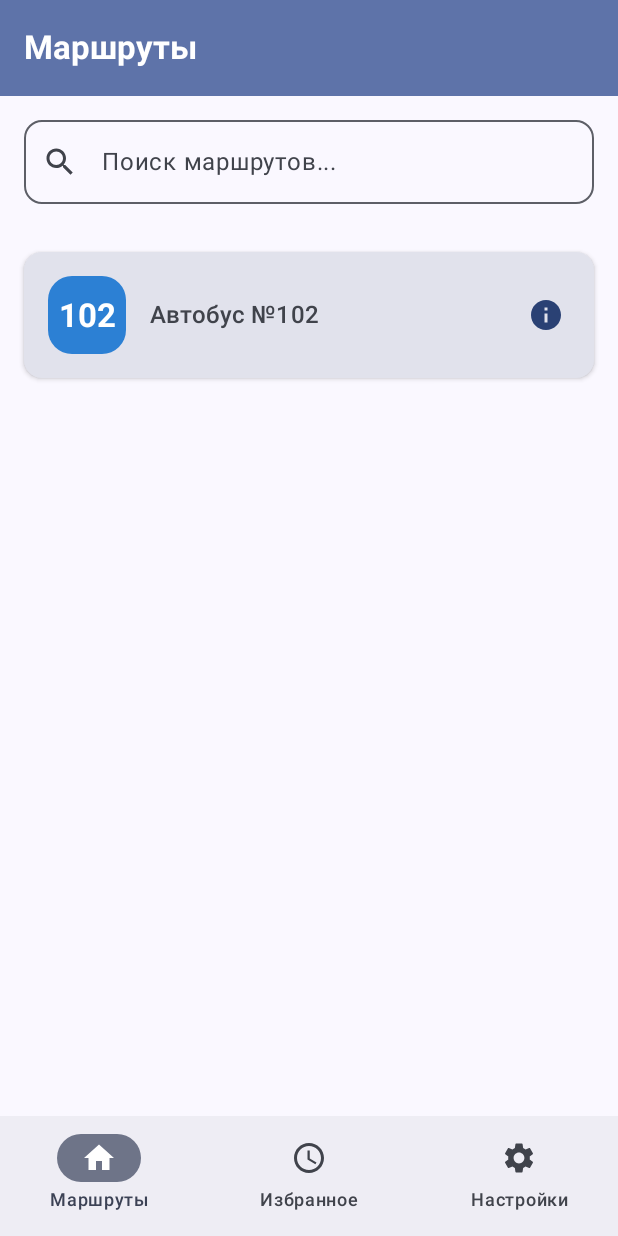
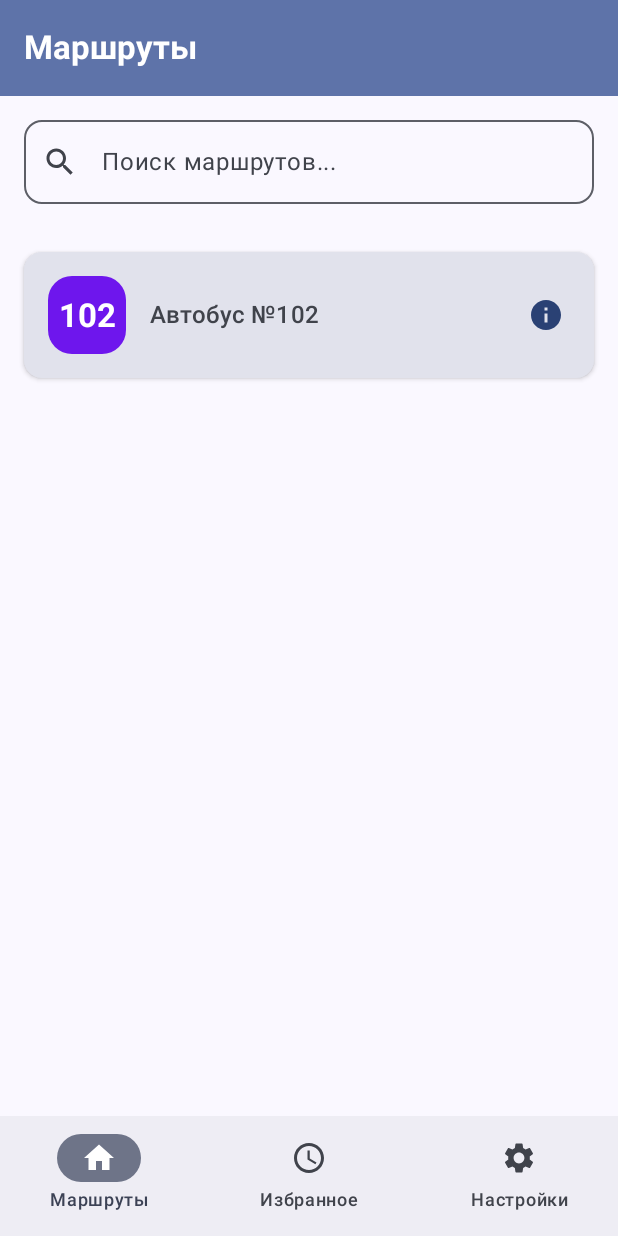
Before and after one commit to VseMirka200/lets_go_slavgorod, an Android app built with Jetpack Compose: the screen it shows after launch (MainActivity), on a phone screen of 412 x 824 dp. Run offline under Robolectric (Android 15) with nearby library versions, the light colour scheme and no system bars; our stand-ins replace Room's generated code.

Commit message:
correction №2

```diff
--- a/app/src/main/java/com/example/slavgorodbus/BusApplication.kt
+++ b/app/src/main/java/com/example/slavgorodbus/BusApplication.kt
@@ -1,5 +1,91 @@
 package com.example.slavgorodbus
 
 import android.app.Application
+import android.util.Log
+import com.example.slavgorodbus.notifications.NotificationHelper
+import kotlinx.coroutines.CoroutineScope
+import kotlinx.coroutines.Dispatchers
+import kotlinx.coroutines.SupervisorJob
+import kotlinx.coroutines.flow.firstOrNull
+import kotlinx.coroutines.launch
 
-class BusApplication : Application()
+class BusApplication : Application() {
+
+    private val applicationScope = CoroutineScope(SupervisorJob() + Dispatchers.IO)
+
+    override fun onCreate() {
+        super.onCreate()
+        Log.d("BusApplication", "Application onCreate() called")
+
+        // Initialize notification channel
+        NotificationHelper.createNotificationChannel(this)
+
+        // Reschedule alarms for active favorite times
+        rescheduleAlarmsOnStartup()
+    }
+
+    private fun rescheduleAlarmsOnStartup() {
+        applicationScope.launch {
+            try {
+                Log.d("BusApplication", "Starting alarm rescheduling on app startup")
+
+                val database = com.example.slavgorodbus.data.local.AppDatabase.getDatabase(this@BusApplication)
+                val favoriteTimeDao = database.favoriteTimeDao()
+
+                val favoriteTimeEntities = favoriteTimeDao.getAllFavoriteTimes().firstOrNull() ?: emptyList()
+
+                Log.d("BusApplication", "Found ${favoriteTimeEntities.size} favorite times in database")
+
+                var rescheduledCount = 0
+                favoriteTimeEntities
+                    .filter { it.isActive }
+                    .forEach { entity ->
+                        try {
+                            val route = getRouteById(entity.routeId)
+                            val favoriteTime = com.example.slavgorodbus.data.model.FavoriteTime(
+                                id = entity.id,
+                                routeId = entity.routeId,
+                                routeNumber = route?.routeNumber ?: "N/A",
+                                routeName = route?.name ?: "Неизвестный маршрут",
+                                stopName = entity.stopName,
+                                departureTime = entity.departureTime,
+                                dayOfWeek = entity.dayOfWeek,
+                                departurePoint = entity.departurePoint,
+                                isActive = entity.isActive
+                            )
+
+                            com.example.slavgorodbus.notifications.AlarmScheduler.scheduleAlarm(this@BusApplication, favoriteTime)
+                            rescheduledCount++
+                            Log.d("BusApplication", "Rescheduled alarm for favorite time: ${entity.id}")
+                        } catch (e: Exception) {
+                            Log.e("BusApplication", "Error rescheduling alarm for favorite time: ${entity.id}", e)
+                        }
+                    }
+
+                Log.i("BusApplication", "Successfully rescheduled $rescheduledCount out of ${favoriteTimeEntities.size} favorite times on startup")
+
+            } catch (e: Exception) {
+                Log.e("BusApplication", "Error during alarm rescheduling on startup", e)
+            }
+        }
+    }
+
+    private fun getRouteById(routeId: String): com.example.slavgorodbus.data.model.BusRoute? {
+        // This is a simplified version - in a real app, you might want to store routes in database too
+        return try {
+            com.example.slavgorodbus.data.model.BusRoute(
+                id = routeId,
+                routeNumber = routeId,
+                name = "Автобус №$routeId",
+                description = "Маршрут",
+                travelTime = "~40 минут",
+                pricePrimary = "38₽ город / 55₽ межгород",
+                paymentMethods = "Нал. / Безнал.",
+                color = "#FF6200EE"
+            )
+        } catch (e: Exception) {
+            Log.e("BusApplication", "Error creating route object for ID: $routeId", e)
+            null
+        }
+    }
+}
--- a/app/src/main/java/com/example/slavgorodbus/MainActivity.kt
+++ b/app/src/main/java/com/example/slavgorodbus/MainActivity.kt
@@ -1,6 +1,8 @@
 package com.example.slavgorodbus
 
 import android.Manifest
+import android.app.AlarmManager
+import android.content.Context
 import android.content.pm.PackageManager
 import android.os.Build
 import android.os.Bundle
@@ -63,12 +65,30 @@ class MainActivity : ComponentActivity() {
                 PackageManager.PERMISSION_GRANTED
             ) {
                 Log.d("MainActivity", "Notification permission already granted.")
+                // Check for exact alarm permission on Android 12+
+                checkExactAlarmPermission()
             } else if (shouldShowRequestPermissionRationale(Manifest.permission.POST_NOTIFICATIONS)) {
                 Log.i("MainActivity", "Showing rationale for notification permission. Launching permission request again.")
                 requestPermissionLauncher.launch(Manifest.permission.POST_NOTIFICATIONS)
             } else {
                 Log.d("MainActivity", "Requesting notification permission.")
                 requestPermissionLauncher.launch(Manifest.permission.POST_NOTIFICATIONS)
+            }
+        } else {
+            // For older versions, check exact alarm permission
+            checkExactAlarmPermission()
+        }
+    }
+
+    private fun checkExactAlarmPermission() {
+        if (Build.VERSION.SDK_INT >= Build.VERSION_CODES.S) {
+            val alarmManager = getSystemService(Context.ALARM_SERVICE) as? AlarmManager
+            val canScheduleExact = alarmManager?.canScheduleExactAlarms() ?: false
+            Log.i("MainActivity", "Can schedule exact alarms: $canScheduleExact")
+
+            if (!canScheduleExact) {
+                Log.w("MainActivity", "Exact alarm permission not granted. User needs to enable it in settings.")
+                // You could show a dialog here to guide the user to settings
             }
         }
     }
--- a/app/src/main/java/com/example/slavgorodbus/data/local/AppDatabase.kt
+++ b/app/src/main/java/com/example/slavgorodbus/data/local/AppDatabase.kt
@@ -6,11 +6,13 @@ import androidx.room.Room
 import androidx.room.RoomDatabase
 import com.example.slavgorodbus.data.local.dao.FavoriteTimeDao
 import com.example.slavgorodbus.data.local.entity.FavoriteTimeEntity
+import kotlinx.coroutines.asExecutor
 
 @Database(
     entities = [FavoriteTimeEntity::class],
     version = 3,
-    exportSchema = false
+    exportSchema = false,
+    autoMigrations = []
 )
 abstract class AppDatabase : RoomDatabase() {
 
@@ -28,6 +30,9 @@ abstract class AppDatabase : RoomDatabase() {
                     "bus_app_database"
                 )
                     .fallbackToDestructiveMigration()
+                    .enableMultiInstanceInvalidation()
+                    .setQueryExecutor(kotlinx.coroutines.Dispatchers.IO.asExecutor())
+                    .setTransactionExecutor(kotlinx.coroutines.Dispatchers.IO.asExecutor())
                     .build()
                 INSTANCE = instance
                 instance
--- a/app/src/main/java/com/example/slavgorodbus/data/local/entity/FavoriteTimeEntity.kt
+++ b/app/src/main/java/com/example/slavgorodbus/data/local/entity/FavoriteTimeEntity.kt
@@ -8,7 +8,6 @@ import androidx.room.PrimaryKey
 data class FavoriteTimeEntity(
     @PrimaryKey
     val id: String,
-    val someNewProperty: String = "",
 
     @ColumnInfo(name = "route_id")
     val routeId: String,
--- a/app/src/main/java/com/example/slavgorodbus/ui/components/BusRouteCard.kt
+++ b/app/src/main/java/com/example/slavgorodbus/ui/components/BusRouteCard.kt
@@ -8,6 +8,7 @@ import androidx.compose.material.icons.Icons
 import androidx.compose.material.icons.filled.Info
 import androidx.compose.material3.*
 import androidx.compose.runtime.Composable
+import androidx.compose.runtime.remember
 import androidx.compose.ui.Alignment
 import androidx.compose.ui.Modifier
 import androidx.compose.ui.draw.clip
@@ -17,6 +18,7 @@ import androidx.compose.ui.text.style.TextOverflow
 import androidx.compose.ui.unit.dp
 import androidx.core.graphics.toColorInt
 import com.example.slavgorodbus.data.model.BusRoute
+// MaterialTheme уже импортируется через androidx.compose.material3.*
 
 @OptIn(ExperimentalMaterial3Api::class)
 @Composable
@@ -26,6 +28,16 @@ fun BusRouteCard(
     onInfoClick: (BusRoute) -> Unit,
     modifier: Modifier = Modifier
 ) {
+    // 1. Извлекаем значения из MaterialTheme в начале функции
+    val currentColorScheme = MaterialTheme.colorScheme
+    val currentTypography = MaterialTheme.typography
+
+    val primaryColorFromTheme = currentColorScheme.primary
+    val surfaceVariantColor = currentColorScheme.surfaceVariant
+    val onSurfaceVariantColor = currentColorScheme.onSurfaceVariant
+    val titleLargeStyle = currentTypography.titleLarge
+    val titleMediumStyle = currentTypography.titleMedium
+
     Card(
         modifier = modifier
             .fillMaxWidth()
@@ -34,7 +46,7 @@ fun BusRouteCard(
         elevation = CardDefaults.cardElevation(defaultElevation = 2.dp),
         shape = RoundedCornerShape(12.dp),
         colors = CardDefaults.cardColors(
-            containerColor = MaterialTheme.colorScheme.surfaceVariant
+            containerColor = surfaceVariantColor // Используем извлеченное значение
         )
     ) {
         Row(
@@ -47,23 +59,26 @@ fun BusRouteCard(
                 modifier = Modifier.weight(1f),
                 verticalAlignment = Alignment.CenterVertically
             ) {
+                // 2. Вычисляем цвет фона, передавая извлеченный primaryColorFromTheme
+                val boxBackgroundColor = remember(route.color, primaryColorFromTheme) {
+                    try {
+                        Color(route.color.toColorInt()).copy(alpha = 0.9f)
+                    } catch (_: IllegalArgumentException) {
+                        primaryColorFromTheme.copy(alpha = 0.9f) // Теперь используем локальную переменную
+                    }
+                }
+
                 Box(
                     modifier = Modifier
                         .size(52.dp)
                         .clip(RoundedCornerShape(16.dp))
-                        .background(
-                            try {
-                                Color(route.color.toColorInt())
-                            } catch (_: IllegalArgumentException) {
-                                MaterialTheme.colorScheme.primary
-                            }.copy(alpha = 0.9f)
-                        ),
+                        .background(boxBackgroundColor), // Используем вычисленный цвет
                     contentAlignment = Alignment.Center
                 ) {
                     Text(
                         text = route.routeNumber,
                         color = Color.White,
-                        style = MaterialTheme.typography.titleLarge.copy(
+                        style = titleLargeStyle.copy( // Используем извлеченный стиль
                             fontWeight = FontWeight.Bold
                         )
                     )
@@ -73,9 +88,9 @@ fun BusRouteCard(
 
                 Text(
                     text = route.name,
-                    style = MaterialTheme.typography.titleMedium,
+                    style = titleMediumStyle, // Используем извлеченный стиль
                     fontWeight = FontWeight.SemiBold,
-                    color = MaterialTheme.colorScheme.onSurfaceVariant,
+                    color = onSurfaceVariantColor, // Используем извлеченное значение
                     maxLines = 2,
                     overflow = TextOverflow.Ellipsis,
                     modifier = Modifier.padding(end = 8.dp)
@@ -86,7 +101,7 @@ fun BusRouteCard(
                 Icon(
                     imageVector = Icons.Filled.Info,
                     contentDescription = "Подробная информация о маршруте ${route.name}",
-                    tint = MaterialTheme.colorScheme.primary
+                    tint = primaryColorFromTheme // Используем извлеченное значение
                 )
             }
         }
--- a/app/src/main/java/com/example/slavgorodbus/ui/viewmodel/BusViewModel.kt
+++ b/app/src/main/java/com/example/slavgorodbus/ui/viewmodel/BusViewModel.kt
@@ -76,7 +76,8 @@ class BusViewModel(application: Application) : AndroidViewModel(application) {
                 description = "Маршрут Славгород — Яровое",
                 travelTime = "~40 минут",
                 pricePrimary = "38₽ город / 55₽ межгород",
-                paymentMethods = "Нал. / Безнал."
+                paymentMethods = "Нал. / Безнал.",
+                color = "#FF6200EE"
             )
         )
         _allRoutes.value = sampleRoutes
@@ -98,9 +99,10 @@ class BusViewModel(application: Application) : AndroidViewModel(application) {
         val routesToDisplay = if (query.isBlank()) {
             _allRoutes.value
         } else {
+            val lowercaseQuery = query.lowercase()
             _allRoutes.value.filter {
-                it.routeNumber.contains(query, ignoreCase = true) ||
-                        it.name.contains(query, ignoreCase = true)
+                it.routeNumber.lowercase().contains(lowercaseQuery) ||
+                        it.name.lowercase().contains(lowercaseQuery)
             }
         }
         _uiState.update { currentState ->
```
Also changed, not shown: app/build.gradle.kts (+32 -10 lines), app/src/main/AndroidManifest.xml (+14 -1 lines), app/src/main/java/com/example/slavgorodbus/notifications/AlarmScheduler.kt (+108 -1 lines), app/src/main/java/com/example/slavgorodbus/notifications/BootReceiver.kt (added, +112 -0 lines), app/src/main/java/com/example/slavgorodbus/ui/screens/ScheduleScreen.kt (+76 -72 lines), app/src/main/java/com/example/slavgorodbus/ui/viewmodel/NotificationSettingsViewModel.kt (+48 -0 lines), gradle.properties (+10 -2 lines), gradle/libs.versions.toml (+8 -0 lines), 6 other files.
